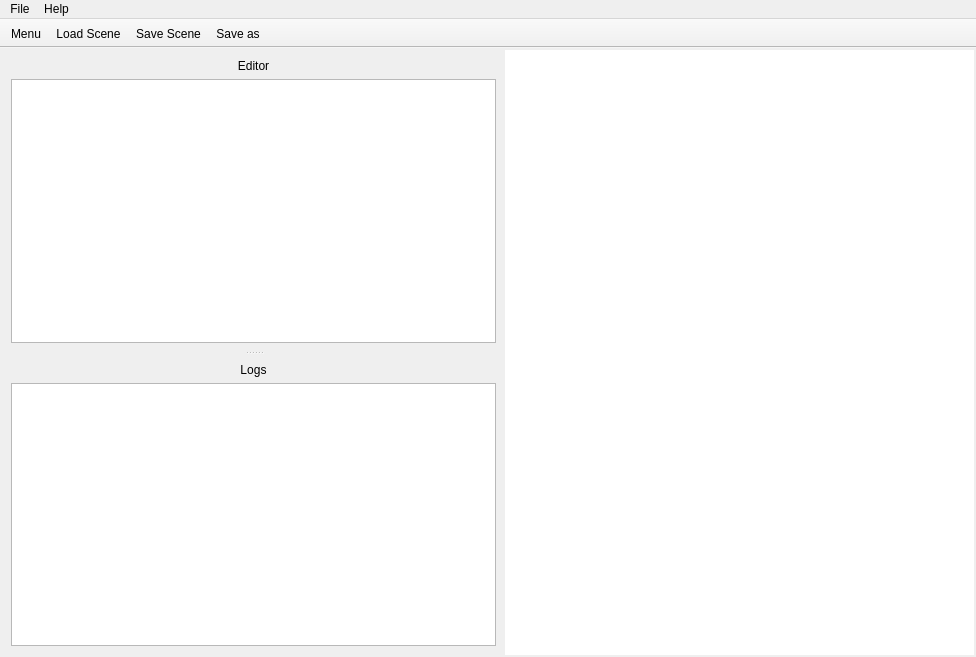
This is resources/ui/main_win.ui in Houston4444/Patchichi as Qt 5 draws it before an edit. The edited form follows.
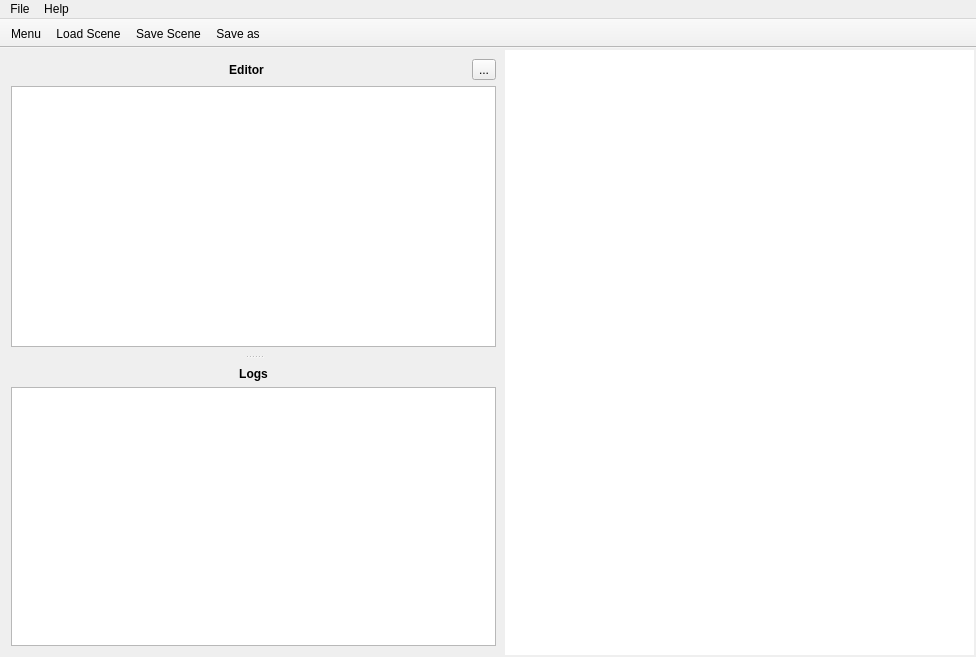
This is the edited form. Icons and pictures are not drawn. Custom widgets are drawn as their Qt base class.

Commit message: add editor help dialog with QWebEngineView

Patch:
```diff
--- a/resources/ui/main_win.ui
+++ b/resources/ui/main_win.ui
@@ -51,7 +51,31 @@
        <widget class="QFrame" name="frameEditor">
         <layout class="QVBoxLayout" name="verticalLayout_3">
          <item>
+          <layout class="QHBoxLayout" name="horizontalLayout">
+           <item>
+            <spacer name="horizontalSpacer">
+             <property name="orientation">
+              <enum>Qt::Horizontal</enum>
+             </property>
+             <property name="sizeType">
+              <enum>QSizePolicy::Fixed</enum>
+             </property>
+             <property name="sizeHint" stdset="0">
+              <size>
+               <width>16</width>
+               <height>20</height>
+              </size>
+             </property>
+            </spacer>
+           </item>
+           <item>
           <widget class="QLabel" name="label_2">
+             <property name="font">
+              <font>
+               <weight>75</weight>
+               <bold>true</bold>
+              </font>
+             </property>
            <property name="text">
             <string>Editor</string>
            </property>
@@ -61,6 +85,18 @@
           </widget>
          </item>
          <item>
+            <widget class="QToolButton" name="toolButtonEditorHelp">
+             <property name="text">
+              <string>...</string>
+             </property>
+             <property name="icon">
+              <iconset theme="help-about"/>
+             </property>
+            </widget>
+           </item>
+          </layout>
+         </item>
+         <item>
           <widget class="CodeEditor" name="plainTextEditPorts">
            <property name="font">
             <font>
@@ -75,6 +111,12 @@
         <layout class="QVBoxLayout" name="verticalLayout_4">
          <item>
           <widget class="QLabel" name="label">
+           <property name="font">
+            <font>
+             <weight>75</weight>
+             <bold>true</bold>
+            </font>
+           </property>
            <property name="text">
             <string>Logs</string>
            </property>
```
Left out of the diff: 5 changed lines with no effect on the pictures. Lines whose indentation alone changed are shown as unchanged. The commit also changes 9 other files.
